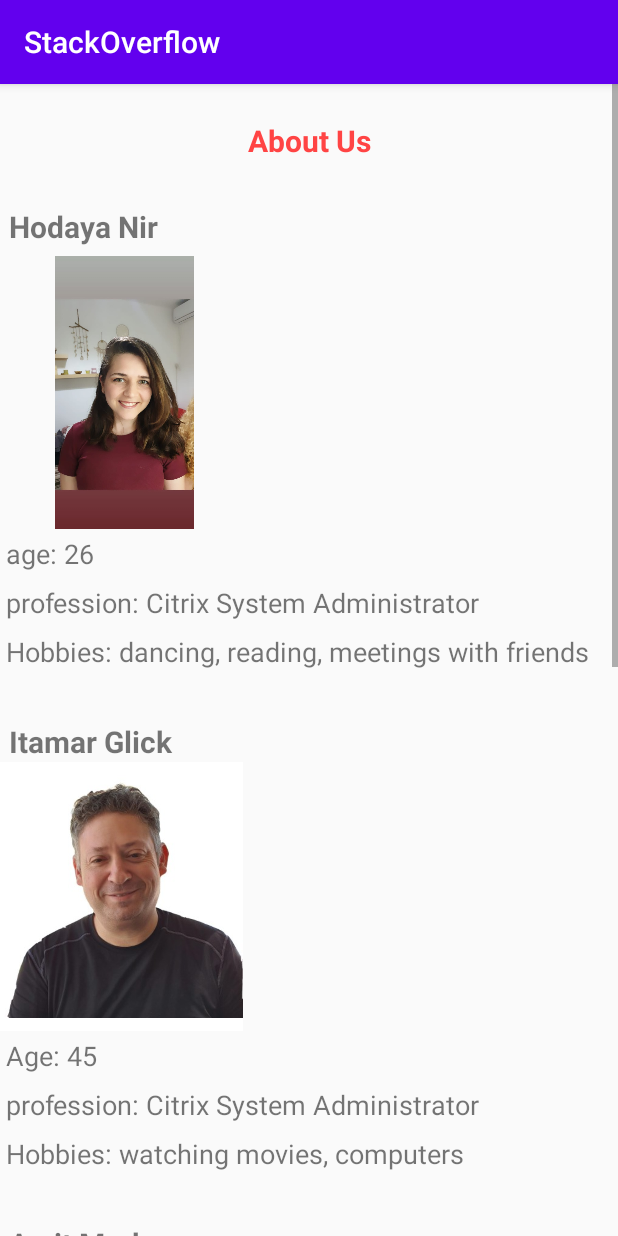
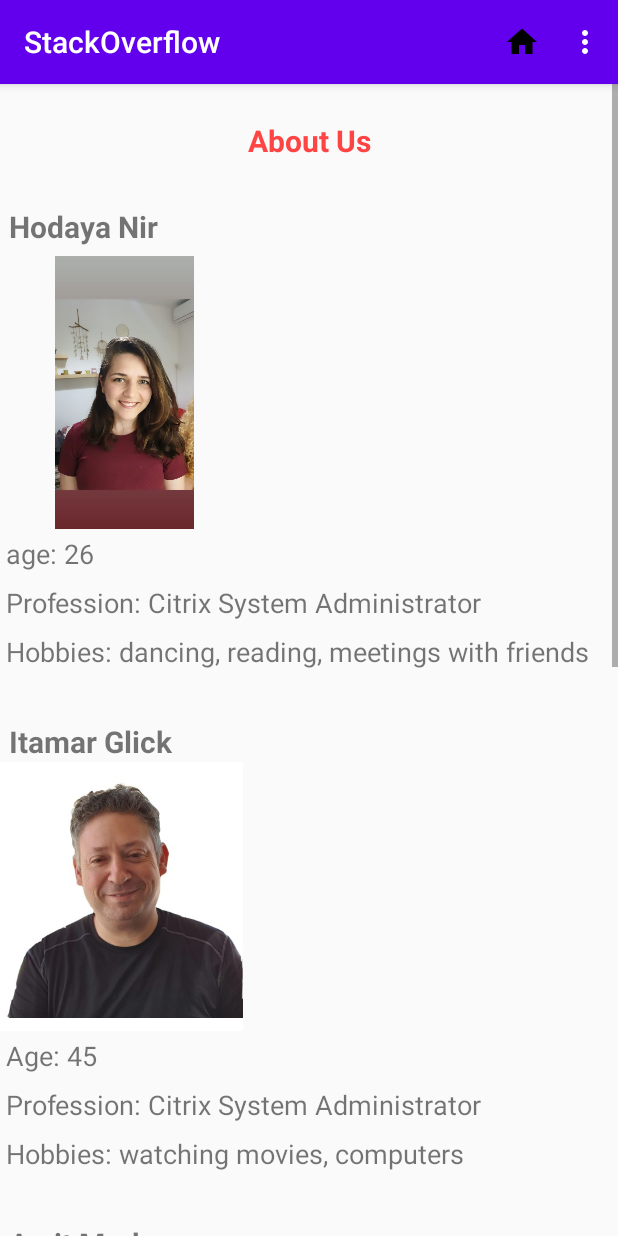
Before and after one commit to liorblob/android2020, an Android app: the AboutActivity screen opened directly, with no data from a screen before it, on a phone screen of 412 x 824 dp. Run offline under Robolectric (Android 15) with nearby library versions, the phone set to English and light mode, and no system bars.

Commit message:
added base activity with action menu to navigate between action

```diff
--- a/Final Project/app/src/main/AndroidManifest.xml
+++ b/Final Project/app/src/main/AndroidManifest.xml
@@ -12,7 +12,7 @@
         android:roundIcon="@mipmap/ic_launcher_round"
         android:supportsRtl="true"
         android:theme="@style/AppTheme">
-        <activity android:name=".PostViewActivity"></activity>
+        <activity android:name=".PostViewActivity" />
         <activity android:name=".AboutActivity" />
         <activity android:name=".HistoryActivity" />
         <activity android:name=".ResultsActivity" />
--- a/Final Project/app/src/main/java/com/example/stackoverflow/AboutActivity.java
+++ b/Final Project/app/src/main/java/com/example/stackoverflow/AboutActivity.java
@@ -6,7 +6,7 @@
 
 import com.example.stackoverflow.services.DispatcherService;
 
-public class AboutActivity extends AppCompatActivity {
+public class AboutActivity extends BaseActivity {
 
     @Override
     protected void onCreate(Bundle savedInstanceState) {
--- /dev/null
+++ b/Final Project/app/src/main/java/com/example/stackoverflow/BaseActivity.java
@@ -0,0 +1,40 @@
+package com.example.stackoverflow;
+
+import android.content.Intent;
+import android.view.Menu;
+import android.view.MenuItem;
+
+import androidx.appcompat.app.AppCompatActivity;
+
+public abstract class BaseActivity extends AppCompatActivity {
+
+    @Override
+    public boolean onCreateOptionsMenu(Menu menu) {
+        getMenuInflater().inflate(R.menu.menu, menu);
+        return true;
+    }
+
+    @Override
+    public boolean onOptionsItemSelected(MenuItem item) {
+        // Handle action bar item clicks here. The action bar will
+        // automatically handle clicks on the Home/Up button, so long
+        // as you specify a parent activity in AndroidManifest.xml.
+        Intent nextActivity;
+
+        int id = item.getItemId();
+        if (id == R.id.home) {
+            nextActivity = new Intent(this, MainActivity.class);
+        } else if (id == R.id.history_ac) {
+            nextActivity = new Intent(this, HistoryActivity.class);
+        } else if (id == R.id.about_ac) {
+            nextActivity = new Intent(this, AboutActivity.class);
+        } else {
+            return super.onOptionsItemSelected(item);
+        }
+
+        startActivity(nextActivity);
+
+        return super.onOptionsItemSelected(item);
+
+    }
+}
--- a/Final Project/app/src/main/java/com/example/stackoverflow/HistoryActivity.java
+++ b/Final Project/app/src/main/java/com/example/stackoverflow/HistoryActivity.java
@@ -22,12 +22,13 @@
 
 import java.util.List;
 
-public class HistoryActivity extends AppCompatActivity {
+public class HistoryActivity extends BaseActivity {
 
     private DBService dbService;
     private List<Search> searches;
     private RecyclerView historyRecycler;
     private HistoryAdapter mAdapter;
+
     @Override
     protected void onCreate(Bundle savedInstanceState) {
         super.onCreate(savedInstanceState);
--- a/Final Project/app/src/main/java/com/example/stackoverflow/MainActivity.java
+++ b/Final Project/app/src/main/java/com/example/stackoverflow/MainActivity.java
@@ -16,7 +16,7 @@
 import com.example.stackoverflow.services.LocationService;
 
 
-public class MainActivity extends AppCompatActivity implements LocationListener {
+public class MainActivity extends BaseActivity implements LocationListener {
     private DBService dbService;
     private LocationService locationService;
     EditText editText;
--- /dev/null
+++ b/Final Project/app/src/main/res/drawable/ic_home.xml
@@ -0,0 +1,9 @@
+<vector xmlns:android="http://schemas.android.com/apk/res/android"
+    android:width="24dp"
+    android:height="24dp"
+    android:viewportWidth="24.0"
+    android:viewportHeight="24.0">
+    <path
+        android:fillColor="#FF000000"
+        android:pathData="M10,20v-6h4v6h5v-8h3L12,3 2,12h3v8z" />
+</vector>
--- /dev/null
+++ b/Final Project/app/src/main/res/menu/menu.xml
@@ -0,0 +1,23 @@
+<?xml version="1.0" encoding="utf-8"?>
+<menu xmlns:android="http://schemas.android.com/apk/res/android"
+    xmlns:app="http://schemas.android.com/apk/res-auto">
+    <item
+        android:id="@+id/home"
+        android:orderInCategory="10"
+        android:title="@string/home"
+        app:showAsAction="ifRoom"
+        android:icon="@drawable/ic_home" />
+
+    <item
+        android:id="@+id/history_ac"
+        android:orderInCategory="50"
+        android:title="@string/history_ac"
+        app:showAsAction="never" />
+
+    <item
+        android:id="@+id/about_ac"
+        android:orderInCategory="100"
+        android:title="@string/about_ac"
+        app:showAsAction="never" />
+
+</menu>
--- a/Final Project/app/src/main/res/values/strings.xml
+++ b/Final Project/app/src/main/res/values/strings.xml
@@ -10,7 +10,7 @@
     <string name="mainaboutus">About Us</string>
     <string name="imagename">Hodaya Nir</string>
     <string name="image1_age">age: 26</string>
-    <string name="image1_profession">profession: Citrix System Administrator</string>
+    <string name="image1_profession">Profession: Citrix System Administrator</string>
     <string name="image1_hobbies">Hobbies: dancing, reading, meetings with friends</string>
     <string name="image2_name">Itamar Glick</string>
     <string name="image2_age">Age: 45</string>
@@ -24,4 +24,9 @@
     <string name="image4_profession">Profession: Software Engineer</string>
     <string name="image4_hobbies">Hobbies: beer, netflix, zoom meetings</string>
     <string name="empty" />
+
+    <string name="home">Home</string>
+    <string name="history_ac">History</string>
+    <string name="about_ac">About</string>
+
 </resources>
```
